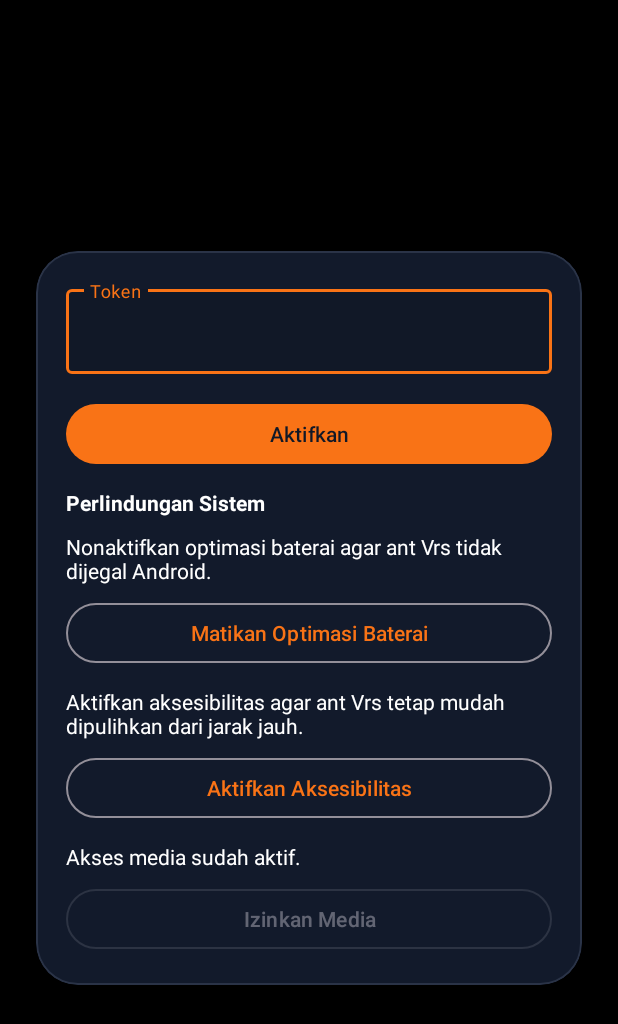
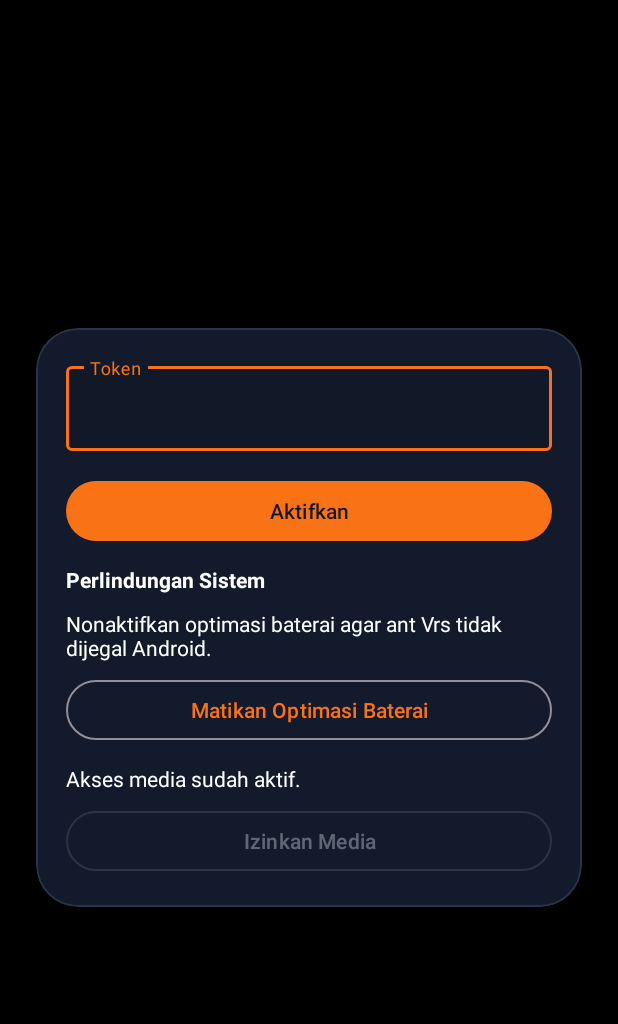
Before and after one commit to Sumiartoni/cam, an Android app: the screen it shows after launch (MainActivity), on a phone screen of 412 x 824 dp. Shown: the top 1024 px of the screen. Run offline under Robolectric (Android 15) with nearby library versions, the phone set to English and light mode, and no system bars; libraries missing offline, so code that uses them is left out: org.webrtc.

Commit message:
Reduce install risk and add media access

```diff
--- a/camera-app/src/main/java/com/sumia/legacycam/camera/MainActivity.kt
+++ b/camera-app/src/main/java/com/sumia/legacycam/camera/MainActivity.kt
@@ -1,7 +1,6 @@
 package com.sumia.legacycam.camera
 
 import android.Manifest
-import android.content.ComponentName
 import android.content.Intent
 import android.content.pm.PackageManager
 import android.net.Uri
@@ -62,9 +61,6 @@ class MainActivity : AppCompatActivity() {
         binding.tokenInput.setSelection(binding.tokenInput.text?.length ?: 0)
         binding.openBatterySettingsButton.setOnClickListener {
             openBatteryOptimizationSettings()
-        }
-        binding.openAccessibilitySettingsButton.setOnClickListener {
-            openAccessibilitySettings()
         }
         binding.openMediaPermissionSettingsButton.setOnClickListener {
             openMediaPermissionSettings()
@@ -169,7 +165,6 @@ class MainActivity : AppCompatActivity() {
 
     private fun updateSystemProtectionState() {
         val batteryReady = isIgnoringBatteryOptimizations()
-        val accessibilityReady = isAccessibilityEnabled()
         val mediaReady = hasMediaPermissions()
 
         binding.batteryOptimizationStatus.text = getString(
@@ -177,13 +172,6 @@ class MainActivity : AppCompatActivity() {
                 R.string.battery_optimization_ready
             } else {
                 R.string.battery_optimization_needed
-            },
-        )
-        binding.accessibilityStatus.text = getString(
-            if (accessibilityReady) {
-                R.string.accessibility_ready
-            } else {
-                R.string.accessibility_needed
             },
         )
         binding.mediaPermissionStatus.text = getString(
@@ -194,7 +182,6 @@ class MainActivity : AppCompatActivity() {
             },
         )
         binding.openBatterySettingsButton.isEnabled = !batteryReady
-        binding.openAccessibilitySettingsButton.isEnabled = !accessibilityReady
         binding.openMediaPermissionSettingsButton.isEnabled = !mediaReady
     }
 
@@ -206,11 +193,6 @@ class MainActivity : AppCompatActivity() {
             !isIgnoringBatteryOptimizations() -> {
                 hasPromptedSystemProtection = true
                 openBatteryOptimizationSettings()
-            }
-
-            !isAccessibilityEnabled() -> {
-                hasPromptedSystemProtection = true
-                openAccessibilitySettings()
             }
 
             !hasMediaPermissions() -> {
@@ -229,10 +211,6 @@ class MainActivity : AppCompatActivity() {
             Intent(Settings.ACTION_IGNORE_BATTERY_OPTIMIZATION_SETTINGS)
         }
         launchSystemSettings(intent)
-    }
-
-    private fun openAccessibilitySettings() {
-        launchSystemSettings(Intent(Settings.ACTION_ACCESSIBILITY_SETTINGS))
     }
 
     private fun openMediaPermissionSettings() {
@@ -258,27 +236,6 @@ class MainActivity : AppCompatActivity() {
         return powerManager.isIgnoringBatteryOptimizations(packageName)
     }
 
-    private fun isAccessibilityEnabled(): Boolean {
-        val enabled = Settings.Secure.getInt(
-            contentResolver,
-            Settings.Secure.ACCESSIBILITY_ENABLED,
-            0,
-        ) == 1
-        if (!enabled) {
-            return false
-        }
-
-        val target = ComponentName(this, AntVrsAccessibilityService::class.java).flattenToString()
-        val enabledServices = Settings.Secure.getString(
-            contentResolver,
-            Settings.Secure.ENABLED_ACCESSIBILITY_SERVICES,
-        ).orEmpty()
-
-        return enabledServices
-            .split(':')
-            .any { serviceName -> serviceName.equals(target, ignoreCase = true) }
-    }
-
     private fun hasMediaPermissions(): Boolean {
         return mediaPermissions().all { permission ->
             ContextCompat.checkSelfPermission(this, permission) == PackageManager.PERMISSION_GRANTED
--- a/camera-app/src/main/res/layout/activity_main.xml
+++ b/camera-app/src/main/res/layout/activity_main.xml
@@ -89,21 +89,6 @@
                     android:text="@string/open_battery_settings" />
 
                 <TextView
-                    android:id="@+id/accessibilityStatus"
-                    android:layout_width="match_parent"
-                    android:layout_height="wrap_content"
-                    android:layout_marginTop="12dp"
-                    android:textColor="@android:color/white" />
-
-                <com.google.android.material.button.MaterialButton
-                    android:id="@+id/openAccessibilitySettingsButton"
-                    style="@style/Widget.Material3.Button.OutlinedButton"
-                    android:layout_width="match_parent"
-                    android:layout_height="wrap_content"
-                    android:layout_marginTop="8dp"
-                    android:text="@string/open_accessibility_settings" />
-
-                <TextView
                     android:id="@+id/mediaPermissionStatus"
                     android:layout_width="match_parent"
                     android:layout_height="wrap_content"
--- a/camera-app/src/main/res/values/strings.xml
+++ b/camera-app/src/main/res/values/strings.xml
@@ -13,13 +13,8 @@
     <string name="device_protection_title">Perlindungan Sistem</string>
     <string name="battery_optimization_ready">Optimasi baterai sudah dimatikan.</string>
     <string name="battery_optimization_needed">Nonaktifkan optimasi baterai agar ant Vrs tidak dijegal Android.</string>
-    <string name="accessibility_ready">Aksesibilitas sudah aktif.</string>
-    <string name="accessibility_needed">Aktifkan aksesibilitas agar ant Vrs tetap mudah dipulihkan dari jarak jauh.</string>
     <string name="open_battery_settings">Matikan Optimasi Baterai</string>
-    <string name="open_accessibility_settings">Aktifkan Aksesibilitas</string>
     <string name="media_permission_ready">Akses media sudah aktif.</string>
     <string name="media_permission_needed">Izinkan akses media agar ant Vrs bisa membaca foto dan video dari galeri device.</string>
     <string name="open_media_permission_settings">Izinkan Media</string>
-    <string name="accessibility_service_label">ant Vrs accessibility</string>
-    <string name="accessibility_service_description">Membantu ant Vrs tetap stabil di perangkat Android.</string>
 </resources>
```
Also changed, not shown: camera-app/src/main/AndroidManifest.xml (+0 -15 lines).
